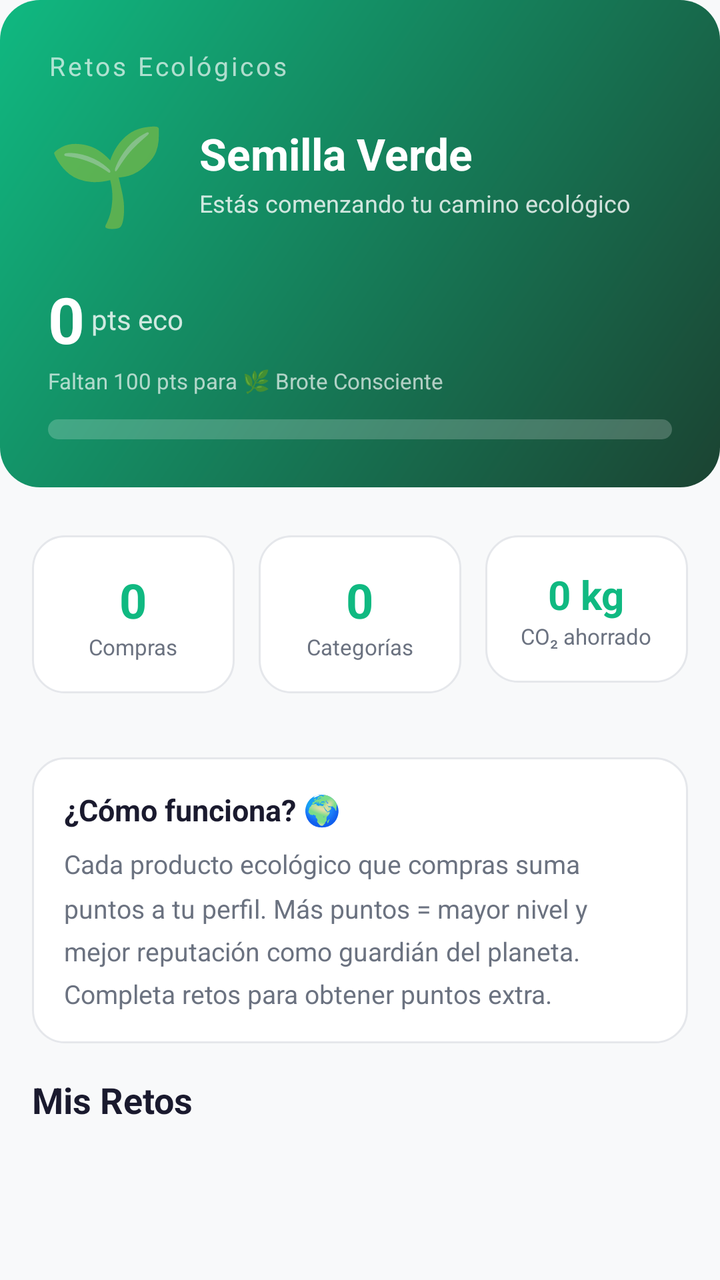
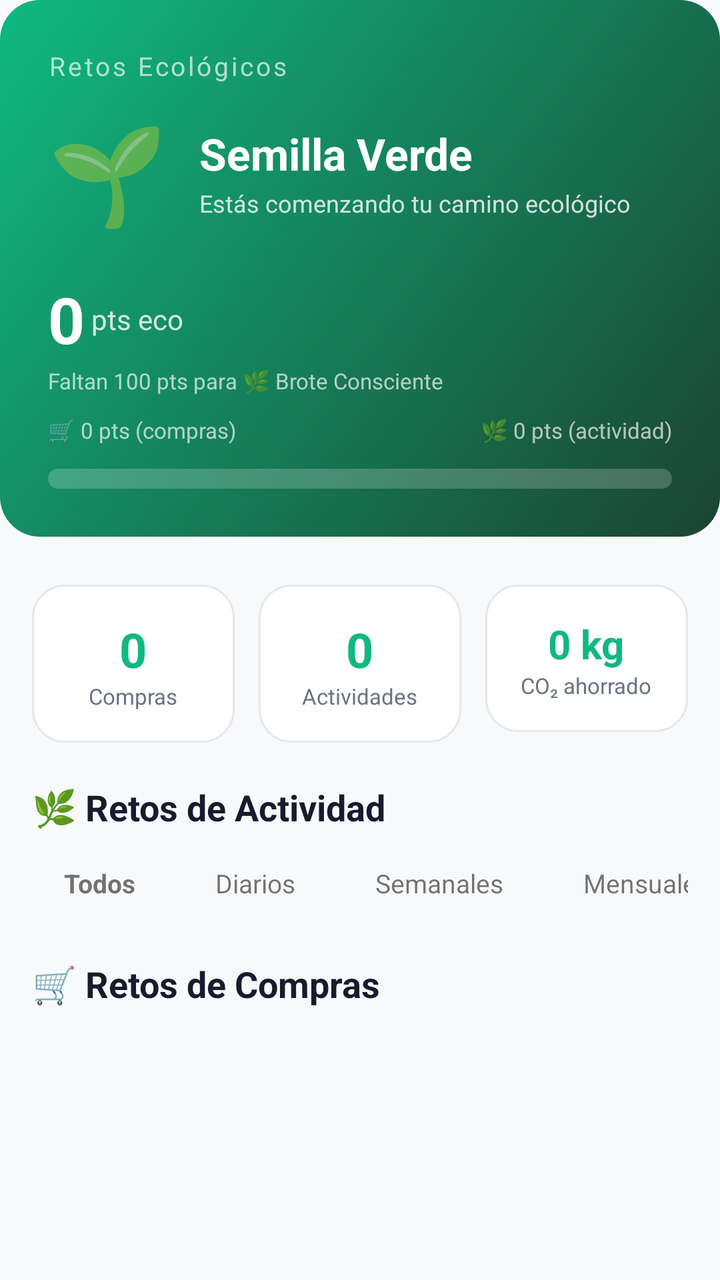

Two renders of the same Android screen: before a commit and after it. Below are the layout's source before the change and the commit's diff.
<!-- AndroidManifest.xml: application theme Theme.ShopApp -->
<!-- res/layout/fragment_eco_challenges.xml -->
<?xml version="1.0" encoding="utf-8"?>
<androidx.core.widget.NestedScrollView
    xmlns:android="http://schemas.android.com/apk/res/android"
    android:layout_width="match_parent"
    android:layout_height="match_parent"
    android:background="@color/background">

    <LinearLayout
        android:layout_width="match_parent"
        android:layout_height="wrap_content"
        android:orientation="vertical">

        
        <LinearLayout
            android:layout_width="match_parent"
            android:layout_height="wrap_content"
            android:background="@drawable/bg_eco_level_card"
            android:orientation="vertical"
            android:padding="24dp">

            <TextView
                android:layout_width="wrap_content"
                android:layout_height="wrap_content"
                android:text="Retos Ecológicos"
                android:textSize="13sp"
                android:textColor="#AAFFFFFF"
                android:letterSpacing="0.1" />

            <LinearLayout
                android:layout_width="match_parent"
                android:layout_height="wrap_content"
                android:orientation="horizontal"
                android:gravity="center_vertical"
                android:layout_marginTop="12dp">

                <TextView
                    android:id="@+id/tv_level_emoji"
                    android:layout_width="wrap_content"
                    android:layout_height="wrap_content"
                    android:textSize="48sp"
                    android:text="🌱" />

                <LinearLayout
                    android:layout_width="0dp"
                    android:layout_height="wrap_content"
                    android:layout_weight="1"
                    android:orientation="vertical"
                    android:layout_marginStart="16dp">

                    <TextView
                        android:id="@+id/tv_level_name"
                        android:layout_width="wrap_content"
                        android:layout_height="wrap_content"
                        android:text="Semilla Verde"
                        android:textSize="22sp"
                        android:textStyle="bold"
                        android:textColor="@color/white" />

                    <TextView
                        android:id="@+id/tv_level_description"
                        android:layout_width="wrap_content"
                        android:layout_height="wrap_content"
                        android:text="Estás comenzando tu camino ecológico"
                        android:textSize="12sp"
                        android:textColor="#CCFFFFFF"
                        android:layout_marginTop="2dp" />
                </LinearLayout>
            </LinearLayout>

            
            <LinearLayout
                android:layout_width="match_parent"
                android:layout_height="wrap_content"
                android:orientation="horizontal"
                android:gravity="center_vertical"
                android:layout_marginTop="20dp">

                <LinearLayout
                    android:layout_width="0dp"
                    android:layout_height="wrap_content"
                    android:layout_weight="1"
                    android:orientation="vertical">

                    <LinearLayout
                        android:layout_width="wrap_content"
                        android:layout_height="wrap_content"
                        android:orientation="horizontal"
                        android:gravity="center_vertical">

                        <TextView
                            android:id="@+id/tv_total_points"
                            android:layout_width="wrap_content"
                            android:layout_height="wrap_content"
                            android:text="0"
                            android:textSize="32sp"
                            android:textStyle="bold"
                            android:textColor="@color/white" />

                        <TextView
                            android:layout_width="wrap_content"
                            android:layout_height="wrap_content"
                            android:text=" pts eco"
                            android:textSize="14sp"
                            android:textColor="#CCFFFFFF" />
                    </LinearLayout>

                    <TextView
                        android:id="@+id/tv_next_level_label"
                        android:layout_width="wrap_content"
                        android:layout_height="wrap_content"
                        android:text="Faltan 100 pts para 🌿 Brote Consciente"
                        android:textSize="11sp"
                        android:textColor="#AAFFFFFF"
                        android:layout_marginTop="2dp" />
                </LinearLayout>
            </LinearLayout>

            
            <FrameLayout
                android:layout_width="match_parent"
                android:layout_height="10dp"
                android:layout_marginTop="12dp"
                android:background="@drawable/bg_eco_progress_track">

                <View
                    android:id="@+id/v_level_progress"
                    android:layout_width="0dp"
                    android:layout_height="match_parent"
                    android:background="@drawable/bg_eco_progress_fill" />
            </FrameLayout>

        </LinearLayout>

        
        <LinearLayout
            android:layout_width="match_parent"
            android:layout_height="wrap_content"
            android:orientation="horizontal"
            android:padding="16dp"
            android:layout_marginTop="8dp">

            
            <LinearLayout
                android:layout_width="0dp"
                android:layout_height="wrap_content"
                android:layout_weight="1"
                android:orientation="vertical"
                android:gravity="center"
                android:background="@drawable/bg_challenge_card"
                android:padding="16dp"
                android:layout_marginEnd="6dp">

                <TextView
                    android:id="@+id/tv_stat_purchases"
                    android:layout_width="wrap_content"
                    android:layout_height="wrap_content"
                    android:text="0"
                    android:textSize="24sp"
                    android:textStyle="bold"
                    android:textColor="#10B981" />

                <TextView
                    android:layout_width="wrap_content"
                    android:layout_height="wrap_content"
                    android:text="Compras"
                    android:textSize="11sp"
                    android:textColor="@color/text_secondary" />
            </LinearLayout>

            
            <LinearLayout
                android:layout_width="0dp"
                android:layout_height="wrap_content"
                android:layout_weight="1"
                android:orientation="vertical"
                android:gravity="center"
                android:background="@drawable/bg_challenge_card"
                android:padding="16dp"
                android:layout_marginStart="6dp"
                android:layout_marginEnd="6dp">

                <TextView
                    android:id="@+id/tv_stat_categories"
                    android:layout_width="wrap_content"
                    android:layout_height="wrap_content"
                    android:text="0"
                    android:textSize="24sp"
                    android:textStyle="bold"
                    android:textColor="#10B981" />

                <TextView
                    android:layout_width="wrap_content"
                    android:layout_height="wrap_content"
                    android:text="Categorías"
                    android:textSize="11sp"
                    android:textColor="@color/text_secondary" />
            </LinearLayout>

            
            <LinearLayout
                android:layout_width="0dp"
                android:layout_height="wrap_content"
                android:layout_weight="1"
                android:orientation="vertical"
                android:gravity="center"
                android:background="@drawable/bg_challenge_card"
                android:padding="16dp"
                android:layout_marginStart="6dp">

                <TextView
                    android:id="@+id/tv_stat_co2"
                    android:layout_width="wrap_content"
                    android:layout_height="wrap_content"
                    android:text="0 kg"
                    android:textSize="20sp"
                    android:textStyle="bold"
                    android:textColor="#10B981" />

                <TextView
                    android:layout_width="wrap_content"
                    android:layout_height="wrap_content"
                    android:text="CO₂ ahorrado"
                    android:textSize="11sp"
                    android:textColor="@color/text_secondary" />
            </LinearLayout>
        </LinearLayout>

        
        <LinearLayout
            android:layout_width="match_parent"
            android:layout_height="wrap_content"
            android:orientation="vertical"
            android:background="@drawable/bg_challenge_card"
            android:layout_margin="16dp"
            android:padding="16dp">

            <TextView
                android:layout_width="wrap_content"
                android:layout_height="wrap_content"
                android:text="¿Cómo funciona? 🌍"
                android:textSize="15sp"
                android:textStyle="bold"
                android:textColor="@color/text_primary" />

            <TextView
                android:layout_width="match_parent"
                android:layout_height="wrap_content"
                android:text="Cada producto ecológico que compras suma puntos a tu perfil. Más puntos = mayor nivel y mejor reputación como guardián del planeta. Completa retos para obtener puntos extra."
                android:textSize="13sp"
                android:textColor="@color/text_secondary"
                android:lineSpacingMultiplier="1.4"
                android:layout_marginTop="8dp" />
        </LinearLayout>

        
        <TextView
            android:layout_width="wrap_content"
            android:layout_height="wrap_content"
            android:text="Mis Retos"
            android:textSize="18sp"
            android:textStyle="bold"
            android:textColor="@color/text_primary"
            android:layout_marginStart="16dp"
            android:layout_marginBottom="4dp" />

        
        <LinearLayout
            android:id="@+id/layout_challenges"
            android:layout_width="match_parent"
            android:layout_height="wrap_content"
            android:orientation="vertical"
            android:paddingStart="16dp"
            android:paddingEnd="16dp"
            android:paddingBottom="100dp" />

    </LinearLayout>
</androidx.core.widget.NestedScrollView>
<!-- resources referenced by this layout -->
<resources>
  <color name="background">#F8F9FA</color>
  <color name="text_primary">#1A1A2E</color>
  <color name="text_secondary">#6B7280</color>
  <color name="white">#FFFFFF</color>
  <!-- drawable bg_challenge_card (drawable) -->
  <?xml version="1.0" encoding="utf-8"?>
  <shape xmlns:android="http://schemas.android.com/apk/res/android"
      android:shape="rectangle">
      <solid android:color="#FFFFFF" />
      <corners android:radius="16dp" />
      <stroke android:width="1dp" android:color="#E5E7EB" />
  </shape>
  <!-- drawable bg_eco_level_card (drawable) -->
  <?xml version="1.0" encoding="utf-8"?>
  <shape xmlns:android="http://schemas.android.com/apk/res/android"
      android:shape="rectangle">
      <gradient
          android:startColor="#1B4332"
          android:endColor="#10B981"
          android:angle="135" />
      <corners android:radius="20dp" />
  </shape>
  <!-- drawable bg_eco_progress_fill (drawable) -->
  <?xml version="1.0" encoding="utf-8"?>
  <shape xmlns:android="http://schemas.android.com/apk/res/android"
      android:shape="rectangle">
      <solid android:color="#FFFFFF" />
      <corners android:radius="8dp" />
  </shape>
  <!-- drawable bg_eco_progress_track (drawable) -->
  <?xml version="1.0" encoding="utf-8"?>
  <shape xmlns:android="http://schemas.android.com/apk/res/android"
      android:shape="rectangle">
      <solid android:color="#33FFFFFF" />
      <corners android:radius="8dp" />
  </shape>
  <style name="Theme.ShopApp" parent="Theme.MaterialComponents.Light.NoActionBar">
          <item name="colorPrimary">@color/primary</item>
          <item name="colorPrimaryDark">@color/primary_dark</item>
          <item name="colorAccent">@color/accent</item>
          <item name="android:windowBackground">@color/background</item>
          <item name="android:statusBarColor">@color/white</item>
          <item name="android:windowLightStatusBar">true</item>
          <item name="android:navigationBarColor">@color/white</item>
      </style>
  <color name="primary">#2D6A4F</color>
  <color name="primary_dark">#1B4332</color>
  <color name="accent">#1B4332</color>
</resources>

<!-- the commit's change to res/layout/fragment_eco_challenges.xml (unified diff, before → after) -->
@@ -116,6 +116,33 @@
             </LinearLayout>
 
             
+            <LinearLayout
+                android:layout_width="match_parent"
+                android:layout_height="wrap_content"
+                android:orientation="horizontal"
+                android:layout_marginTop="10dp">
+
+                <TextView
+                    android:id="@+id/tv_purchase_pts"
+                    android:layout_width="0dp"
+                    android:layout_height="wrap_content"
+                    android:layout_weight="1"
+                    android:textSize="11sp"
+                    android:textColor="#AAFFFFFF"
+                    android:text="🛒 0 pts (compras)" />
+
+                <TextView
+                    android:id="@+id/tv_activity_pts"
+                    android:layout_width="0dp"
+                    android:layout_height="wrap_content"
+                    android:layout_weight="1"
+                    android:textSize="11sp"
+                    android:textColor="#AAFFFFFF"
+                    android:gravity="end"
+                    android:text="🌿 0 pts (actividad)" />
+            </LinearLayout>
+
+            
             <FrameLayout
                 android:layout_width="match_parent"
                 android:layout_height="10dp"
@@ -139,7 +166,6 @@
             android:padding="16dp"
             android:layout_marginTop="8dp">
 
-            
             <LinearLayout
                 android:layout_width="0dp"
                 android:layout_height="wrap_content"
@@ -167,7 +193,6 @@
                     android:textColor="@color/text_secondary" />
             </LinearLayout>
 
-            
             <LinearLayout
                 android:layout_width="0dp"
                 android:layout_height="wrap_content"
@@ -180,7 +205,7 @@
                 android:layout_marginEnd="6dp">
 
                 <TextView
-                    android:id="@+id/tv_stat_categories"
+                    android:id="@+id/tv_stat_activities"
                     android:layout_width="wrap_content"
                     android:layout_height="wrap_content"
                     android:text="0"
@@ -191,12 +216,11 @@
                 <TextView
                     android:layout_width="wrap_content"
                     android:layout_height="wrap_content"
-                    android:text="Categorías"
+                    android:text="Actividades"
                     android:textSize="11sp"
                     android:textColor="@color/text_secondary" />
             </LinearLayout>
 
-            
             <LinearLayout
                 android:layout_width="0dp"
                 android:layout_height="wrap_content"
@@ -229,39 +253,113 @@
         <LinearLayout
             android:layout_width="match_parent"
             android:layout_height="wrap_content"
-            android:orientation="vertical"
-            android:background="@drawable/bg_challenge_card"
-            android:layout_margin="16dp"
-            android:padding="16dp">
+            android:orientation="horizontal"
+            android:paddingStart="16dp"
+            android:paddingEnd="16dp"
+            android:paddingTop="4dp"
+            android:paddingBottom="8dp"
+            android:gravity="center_vertical">
 
             <TextView
-                android:layout_width="wrap_content"
-                android:layout_height="wrap_content"
-                android:text="¿Cómo funciona? 🌍"
-                android:textSize="15sp"
+                android:layout_width="0dp"
+                android:layout_height="wrap_content"
+                android:layout_weight="1"
+                android:text="🌿 Retos de Actividad"
+                android:textSize="18sp"
                 android:textStyle="bold"
                 android:textColor="@color/text_primary" />
+        </LinearLayout>
+
+        
+        <HorizontalScrollView
+            android:layout_width="match_parent"
+            android:layout_height="wrap_content"
+            android:paddingStart="16dp"
+            android:paddingEnd="16dp"
+            android:paddingBottom="8dp"
+            android:scrollbars="none">
+
+            <LinearLayout
+                android:layout_width="wrap_content"
+                android:layout_height="wrap_content"
+                android:orientation="horizontal">
+
+                <TextView
+                    android:id="@+id/chip_all"
+                    android:layout_width="wrap_content"
+                    android:layout_height="36dp"
+                    android:paddingStart="16dp"
+                    android:paddingEnd="16dp"
+                    android:gravity="center"
+                    android:textSize="13sp"
+                    android:textStyle="bold"
+                    android:text="Todos"
+                    android:layout_marginEnd="8dp" />
+
+                <TextView
+                    android:id="@+id/chip_daily"
+                    android:layout_width="wrap_content"
+                    android:layout_height="36dp"
+                    android:paddingStart="16dp"
+                    android:paddingEnd="16dp"
+                    android:gravity="center"
+                    android:textSize="13sp"
+                    android:text="Diarios"
+                    android:layout_marginEnd="8dp" />
+
+                <TextView
+                    android:id="@+id/chip_weekly"
+                    android:layout_width="wrap_content"
+                    android:layout_height="36dp"
+                    android:paddingStart="16dp"
+                    android:paddingEnd="16dp"
+                    android:gravity="center"
+                    android:textSize="13sp"
+                    android:text="Semanales"
+                    android:layout_marginEnd="8dp" />
+
+                <TextView
+                    android:id="@+id/chip_monthly"
+                    android:layout_width="wrap_content"
+                    android:layout_height="36dp"
+                    android:paddingStart="16dp"
+                    android:paddingEnd="16dp"
+                    android:gravity="center"
+                    android:textSize="13sp"
+                    android:text="Mensuales" />
+            </LinearLayout>
+        </HorizontalScrollView>
+
+        
+        <LinearLayout
+            android:id="@+id/layout_activity_challenges"
+            android:layout_width="match_parent"
+            android:layout_height="wrap_content"
+            android:orientation="vertical"
+            android:paddingStart="16dp"
+            android:paddingEnd="16dp"
+            android:paddingBottom="4dp" />
+
+        
+        <LinearLayout
+            android:layout_width="match_parent"
+            android:layout_height="wrap_content"
+            android:orientation="horizontal"
+            android:paddingStart="16dp"
+            android:paddingEnd="16dp"
+            android:paddingTop="8dp"
+            android:paddingBottom="8dp"
+            android:gravity="center_vertical">
 
             <TextView
-                android:layout_width="match_parent"
-                android:layout_height="wrap_content"
-                android:text="Cada producto ecológico que compras suma puntos a tu perfil. Más puntos = mayor nivel y mejor reputación como guardián del planeta. Completa retos para obtener puntos extra."
-                android:textSize="13sp"
-                android:textColor="@color/text_secondary"
-                android:lineSpacingMultiplier="1.4"
-                android:layout_marginTop="8dp" />
+                android:layout_width="0dp"
+                android:layout_height="wrap_content"
+                android:layout_weight="1"
+                android:text="🛒 Retos de Compras"
+                android:textSize="18sp"
+                android:textStyle="bold"
+                android:textColor="@color/text_primary" />
         </LinearLayout>
-
-        
-        <TextView
-            android:layout_width="wrap_content"
-            android:layout_height="wrap_content"
-            android:text="Mis Retos"
-            android:textSize="18sp"
-            android:textStyle="bold"
-            android:textColor="@color/text_primary"
-            android:layout_marginStart="16dp"
-            android:layout_marginBottom="4dp" />
 
         
         <LinearLayout
